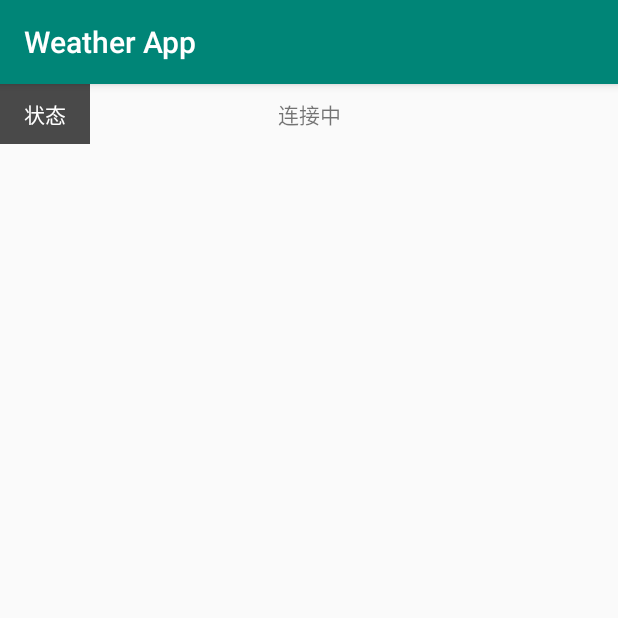
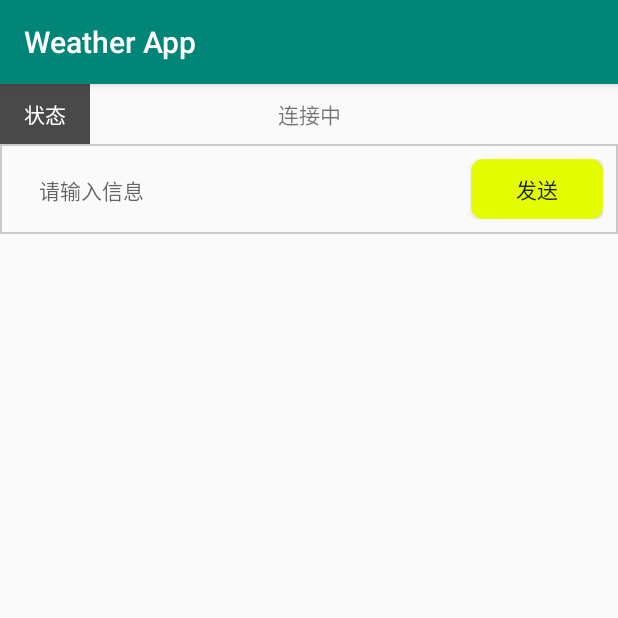
Before and after one commit to jigangzhang/KotlinApp, an Android app: the TransportActivity screen opened directly, with no data from a screen before it, on a phone screen of 412 x 824 dp, the top half of it. Run offline under Robolectric (Android 15) with nearby library versions, the phone set to English and light mode, and no system bars; network calls fail.

Commit message:
完善消息机制

```diff
--- a/app/build.gradle
+++ b/app/build.gradle
@@ -7,7 +7,7 @@ android {
     compileSdkVersion 28
     defaultConfig {
         applicationId "com.god.seep.weather"
-        minSdkVersion 17
+        minSdkVersion 18
         targetSdkVersion 28
         versionCode 1
         versionName "0.0.1"
--- a/app/src/main/java/com/god/seep/weather/ui/TransportActivity.kt
+++ b/app/src/main/java/com/god/seep/weather/ui/TransportActivity.kt
@@ -1,11 +1,13 @@
 package com.god.seep.weather.ui
 
+import android.annotation.SuppressLint
+import android.os.*
 import androidx.appcompat.app.AppCompatActivity
-import android.os.Bundle
+import android.text.TextUtils
 import android.util.Log
 import com.god.seep.weather.R
 import com.god.seep.weather.net.NetConnection
-import java.io.*
+import kotlinx.android.synthetic.main.activity_transport.*
 import java.lang.Exception
 
 /**
@@ -13,44 +15,74 @@ import java.lang.Exception
  * 消息  线程间交互
  */
 class TransportActivity : AppCompatActivity() {
-    private var connection: NetConnection? = null
-    private var disconnect: Boolean = false
+    private var threadHandler: Handler? = null
+    private var thread: HandlerThread? = null
+    private val mainHandler = @SuppressLint("HandlerLeak") object : Handler() {
+        override fun handleMessage(msg: Message?) {
+            super.handleMessage(msg)
+            when (msg?.what) {
+                1 -> state_show.text = getString(R.string.connected)
+            }
+        }
+    }
 
     override fun onCreate(savedInstanceState: Bundle?) {
         super.onCreate(savedInstanceState)
         setContentView(R.layout.activity_transport)
-        Thread {//service？？
+        thread = HThread("transport_thread")
+        thread?.start()
+        initData()
+    }
+
+    private fun initData() {
+        btn_send.setOnClickListener {
+            val message = message.text.toString()
+            if (!TextUtils.isEmpty(message)) {
+                val msg = Message.obtain()
+                msg.run {
+                    what = 1
+                    obj = message
+                }
+                threadHandler?.sendMessage(msg)
+            }
+        }
+    }
+
+    override fun onDestroy() {
+        thread?.quitSafely()
+        super.onDestroy()
+    }
+
+    inner class HThread(threadName: String) : HandlerThread(threadName) {
+        private var connection: NetConnection? = null
+
+        override fun onLooperPrepared() {
             connection = NetConnection()
             if (connection != null && connection!!.isConnected()) {
-                var reader: BufferedReader? = null
-                var writer: PrintWriter? = null
                 try {
-                    Log.e("tag", "connect-->" + connection?.isConnected())
-                    reader = BufferedReader(InputStreamReader(connection?.getInputStream()))
-                    writer = PrintWriter(OutputStreamWriter(connection?.getOutputStream()))
-                    writer.println("hello!")
-                    writer.flush()
-                    var line = reader.readLine()
-                    while (disconnect || line != "ok") {
-                        Log.e("tag", "server-->$line")
-                        writer.println("are you ok?")
-                        writer.flush()
-                        line = reader.readLine()//阻塞
+                    mainHandler.sendEmptyMessage(1)
+                    threadHandler = object : Handler(looper) {
+                        override fun handleMessage(msg: Message?) {
+                            super.handleMessage(msg)
+                            when (msg?.what) {
+                                1 -> {
+                                    connection?.writeCommand(msg.obj as String)
+                                    Log.e("tag", "rev-->" + connection?.readCommand())
+                                }
+                            }
+                        }
                     }
                 } catch (e: Exception) {
                     Log.e("tag", "exception-->${e.message}" + e.printStackTrace())
                 } finally {
-                    reader?.close()
-                    writer?.flush()
-                    writer?.close()
-                    connection?.close()
+//                    connection?.close()
                 }
             }
-        }.start()
-    }
+        }
 
-    override fun onDestroy() {
-        disconnect = true
-        super.onDestroy()
+        override fun quitSafely(): Boolean {
+            connection?.close()
+            return super.quitSafely()
+        }
     }
 }
--- /dev/null
+++ b/app/src/main/res/drawable/bg_btn_corner.xml
@@ -0,0 +1,5 @@
+<?xml version="1.0" encoding="utf-8"?>
+<shape xmlns:android="http://schemas.android.com/apk/res/android">
+    <corners android:radius="8dp" />
+    <solid android:color="@color/green_light" />
+</shape>
--- /dev/null
+++ b/app/src/main/res/drawable/bg_white_stroke.xml
@@ -0,0 +1,6 @@
+<?xml version="1.0" encoding="utf-8"?>
+<shape xmlns:android="http://schemas.android.com/apk/res/android">
+    <stroke
+        android:width="1dp"
+        android:color="@color/gray_line" />
+</shape>
--- a/app/src/main/res/layout/activity_transport.xml
+++ b/app/src/main/res/layout/activity_transport.xml
@@ -18,16 +18,46 @@
         android:textColor="@color/white" />
 
     <TextView
+        android:id="@+id/state_show"
         android:layout_width="match_parent"
         android:layout_height="40dp"
         android:gravity="center"
         android:text="@string/connecting"
         app:layout_constraintStart_toEndOf="@+id/state" />
 
+    <LinearLayout
+        android:id="@+id/message_content"
+        android:layout_width="match_parent"
+        android:layout_height="wrap_content"
+        android:background="@drawable/bg_white_stroke"
+        android:orientation="horizontal"
+        android:padding="10dp"
+        app:layout_constraintTop_toBottomOf="@+id/state">
+
+        <EditText
+            android:id="@+id/message"
+            android:layout_width="0dp"
+            android:layout_height="40dp"
+            android:layout_marginStart="@dimen/dp_16"
+            android:layout_weight="1"
+            android:background="@null"
+            android:hint="@string/hint_message"
+            android:textSize="14sp" />
+
+        <Button
+            android:id="@+id/btn_send"
+            android:layout_width="wrap_content"
+            android:layout_height="40dp"
+            android:layout_marginStart="@dimen/dp_16"
+            android:background="@drawable/bg_btn_corner"
+            android:text="@string/send"
+            android:textSize="14sp" />
+    </LinearLayout>
+
     <androidx.recyclerview.widget.RecyclerView
         android:layout_width="match_parent"
         android:layout_height="wrap_content"
-        app:layoutManager="LinearLayoutManager"
-        app:layout_constraintTop_toBottomOf="@+id/state" />
+        app:layoutManager="androidx.recyclerview.widget.LinearLayoutManager"
+        app:layout_constraintTop_toBottomOf="@+id/message_content" />
 
 </androidx.constraintlayout.widget.ConstraintLayout>
--- a/app/src/main/res/values/colors.xml
+++ b/app/src/main/res/values/colors.xml
@@ -6,4 +6,6 @@
 
     <color name="white">#ffffff</color>
     <color name="black">#494949</color>
+    <color name="gray_line">#c9c9c9</color>
+    <color name="green_light">#e4fd03</color>
 </resources>
--- a/app/src/main/res/values/strings.xml
+++ b/app/src/main/res/values/strings.xml
@@ -8,4 +8,7 @@
     <string name="connected">已连接</string>
     <string name="disconnect">未连接</string>
     <string name="connecting">连接中</string>
+    <string name="send">发送</string>
+
+    <string name="hint_message">请输入信息</string>
 </resources>
```
Also changed, not shown: app/src/main/java/com/god/seep/weather/net/NetConnection.kt (+22 -12 lines), 1 other file.
